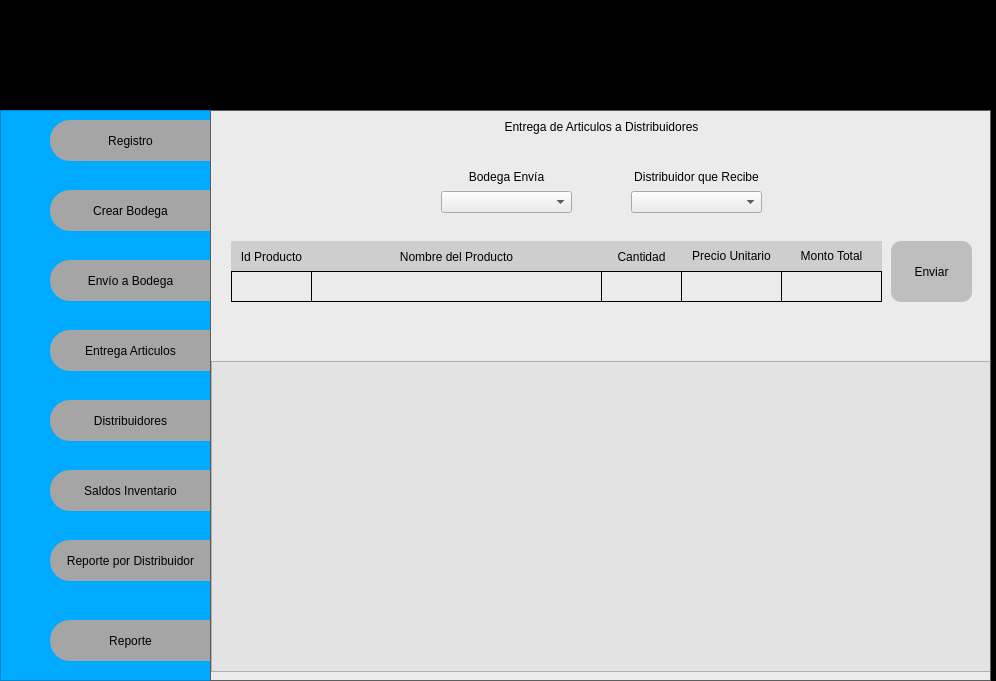
jbrenes1984/proj-yectoFinalGrupo4, file Interfaz/proyecto_program-2.ui: the form before one commit.
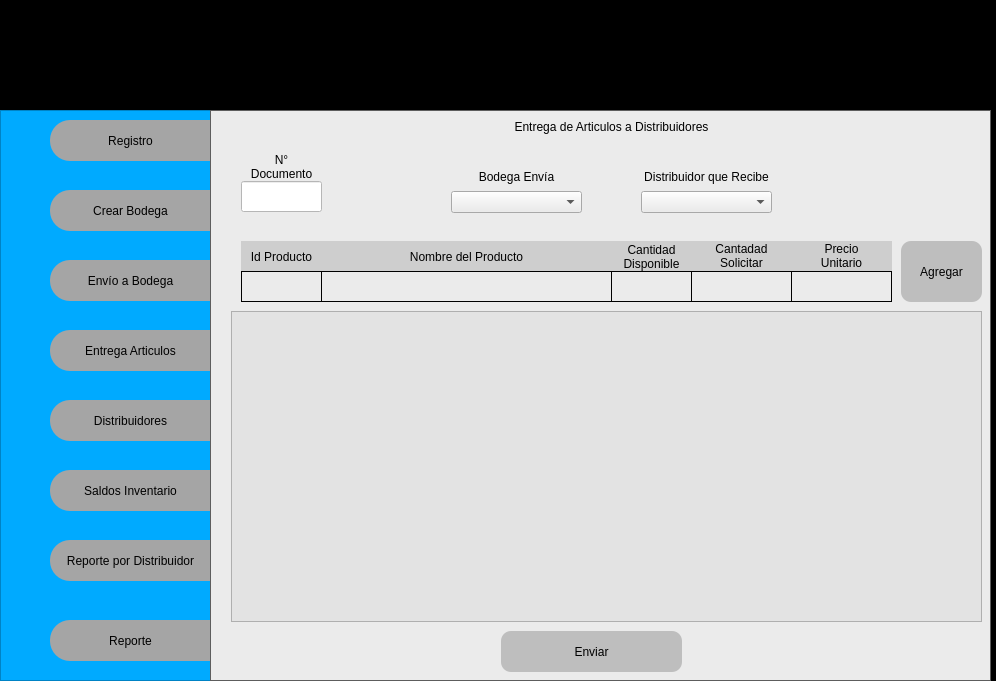
The form after the commit. The open tabs and pages were chosen to show the change.

```diff
--- a/Interfaz/proyecto_program-2.ui
+++ b/Interfaz/proyecto_program-2.ui
@@ -1235,7 +1235,7 @@
            <widget class="QStackedWidget" name="stackedWidget_2">
             <property name="geometry">
              <rect>
-              <x>0</x>
+              <x>10</x>
               <y>0</y>
               <width>779</width>
               <height>569</height>
@@ -1859,7 +1859,8 @@
 background-color: rgb(206, 206, 206);</string>
               </property>
               <property name="text">
-               <string>Cantidad</string>
+               <string>Cantidad
+Disponible</string>
               </property>
               <property name="alignment">
                <set>Qt::AlignCenter</set>
@@ -1879,7 +1880,7 @@
 background-color: rgb(206, 206, 206);</string>
               </property>
               <property name="text">
-               <string>&lt;html&gt;&lt;head/&gt;&lt;body&gt;&lt;p&gt;Precio Unitario&lt;/p&gt;&lt;/body&gt;&lt;/html&gt;</string>
+               <string>&lt;html&gt;&lt;head/&gt;&lt;body&gt;&lt;p&gt;Cantadad&lt;br&gt; Solicitar&lt;/p&gt;&lt;/body&gt;&lt;/html&gt;</string>
               </property>
               <property name="textFormat">
                <enum>Qt::AutoText</enum>
@@ -1908,7 +1909,7 @@
 background-color: rgb(206, 206, 206);</string>
               </property>
               <property name="text">
-               <string>&lt;html&gt;&lt;head/&gt;&lt;body&gt;&lt;p&gt;Monto Total&lt;/p&gt;&lt;/body&gt;&lt;/html&gt;</string>
+               <string>&lt;html&gt;&lt;head/&gt;&lt;body&gt;&lt;p&gt;Precio &lt;br&gt;Unitario&lt;/p&gt;&lt;/body&gt;&lt;/html&gt;</string>
               </property>
               <property name="textFormat">
                <enum>Qt::AutoText</enum>
@@ -1962,22 +1963,22 @@
                <string notr="true">border: 1px solid black;</string>
               </property>
              </widget>
+             <widget class="QLineEdit" name="cantidad_solicitar_distrib">
+              <property name="geometry">
+               <rect>
+                <x>470</x>
+                <y>160</y>
+                <width>101</width>
+                <height>31</height>
+               </rect>
+              </property>
+              <property name="styleSheet">
+               <string notr="true">border: 1px solid black;</string>
+              </property>
+             </widget>
              <widget class="QLineEdit" name="precio_unitario_envio_distrib">
               <property name="geometry">
                <rect>
-                <x>470</x>
-                <y>160</y>
-                <width>101</width>
-                <height>31</height>
-               </rect>
-              </property>
-              <property name="styleSheet">
-               <string notr="true">border: 1px solid black;</string>
-              </property>
-             </widget>
-             <widget class="QLineEdit" name="monto_total_envio_distrib">
-              <property name="geometry">
-               <rect>
                 <x>570</x>
                 <y>160</y>
                 <width>101</width>
@@ -2012,15 +2013,15 @@
 }</string>
               </property>
               <property name="text">
-               <string>Enviar</string>
+               <string>Agregar</string>
               </property>
              </widget>
              <widget class="QTableView" name="tableView_2">
               <property name="geometry">
                <rect>
-                <x>0</x>
-                <y>250</y>
-                <width>781</width>
+                <x>10</x>
+                <y>200</y>
+                <width>751</width>
                 <height>311</height>
                </rect>
               </property>
@@ -2028,6 +2029,63 @@
                <string notr="true">background-color: rgb(227, 227, 227);</string>
               </property>
              </widget>
+             <widget class="QLabel" name="label_21">
+              <property name="geometry">
+               <rect>
+                <x>30</x>
+                <y>40</y>
+                <width>61</width>
+                <height>31</height>
+               </rect>
+              </property>
+              <property name="text">
+               <string>N° 
+Documento</string>
+              </property>
+              <property name="alignment">
+               <set>Qt::AlignCenter</set>
+              </property>
+             </widget>
+             <widget class="QLineEdit" name="factura_distrib">
+              <property name="geometry">
+               <rect>
+                <x>20</x>
+                <y>70</y>
+                <width>81</width>
+                <height>31</height>
+               </rect>
+              </property>
+              <property name="styleSheet">
+               <string notr="true">background-color: rgb(255, 255, 255);</string>
+              </property>
+             </widget>
+             <widget class="QPushButton" name="btn_entrega_distribuidores">
+              <property name="geometry">
+               <rect>
+                <x>280</x>
+                <y>520</y>
+                <width>181</width>
+                <height>41</height>
+               </rect>
+              </property>
+              <property name="styleSheet">
+               <string notr="true">QPushButton{
+	
+	border-radius:10px;
+	background-color: rgb(190, 190, 190);
+
+}
+
+QPushButton:hover {      
+	color: rgb(0, 170, 255);
+	background-color: rgb(0, 0, 0);
+    font: 75 10pt &quot;MS Shell Dlg 2&quot;;    
+}</string>
+              </property>
+              <property name="text">
+               <string>Enviar</string>
+              </property>
+             </widget>
             </widget>
             <widget class="QWidget" name="page_entrega_articulos_3"/>
             <widget class="QWidget" name="page_distribuidores_3"/>
```
Left out of the diff: 68 changed lines with no effect on the pictures.
